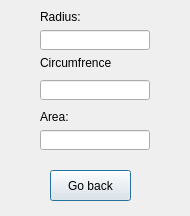
Qt form circle.ui (CalebSica/ShapeCalculate) before a commit.
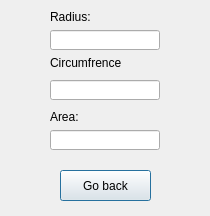
The same form after that commit.

Patch:
```diff
--- a/circle.ui
+++ b/circle.ui
@@ -6,7 +6,7 @@
    <rect>
     <x>0</x>
     <y>0</y>
-    <width>190</width>
+    <width>210</width>
     <height>216</height>
    </rect>
   </property>
@@ -16,7 +16,7 @@
   <widget class="QLineEdit" name="radius">
    <property name="geometry">
     <rect>
-     <x>40</x>
+     <x>50</x>
      <y>30</y>
      <width>110</width>
      <height>20</height>
@@ -26,7 +26,7 @@
   <widget class="QLineEdit" name="circum">
    <property name="geometry">
     <rect>
-     <x>40</x>
+     <x>50</x>
      <y>80</y>
      <width>110</width>
      <height>20</height>
@@ -36,7 +36,7 @@
   <widget class="QLineEdit" name="area">
    <property name="geometry">
     <rect>
-     <x>40</x>
+     <x>50</x>
      <y>130</y>
      <width>110</width>
      <height>20</height>
@@ -46,7 +46,7 @@
   <widget class="QLabel" name="label">
    <property name="geometry">
     <rect>
-     <x>40</x>
+     <x>50</x>
      <y>10</y>
      <width>46</width>
      <height>13</height>
@@ -59,7 +59,7 @@
   <widget class="QLabel" name="label_2">
    <property name="geometry">
     <rect>
-     <x>40</x>
+     <x>50</x>
      <y>55</y>
      <width>71</width>
      <height>16</height>
@@ -72,7 +72,7 @@
   <widget class="QLabel" name="label_3">
    <property name="geometry">
     <rect>
-     <x>40</x>
+     <x>50</x>
      <y>110</y>
      <width>46</width>
      <height>13</height>
@@ -85,9 +85,9 @@
   <widget class="QPushButton" name="pushButton">
    <property name="geometry">
     <rect>
-     <x>50</x>
+     <x>60</x>
      <y>170</y>
-     <width>81</width>
+     <width>91</width>
      <height>31</height>
     </rect>
    </property>
```
